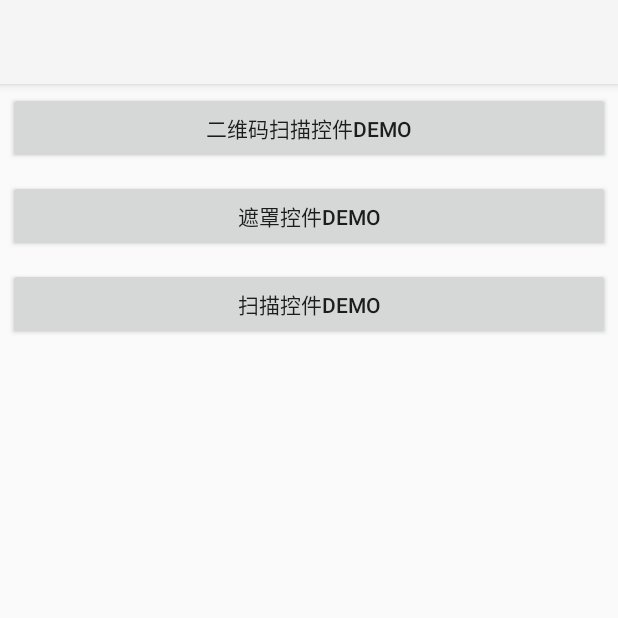
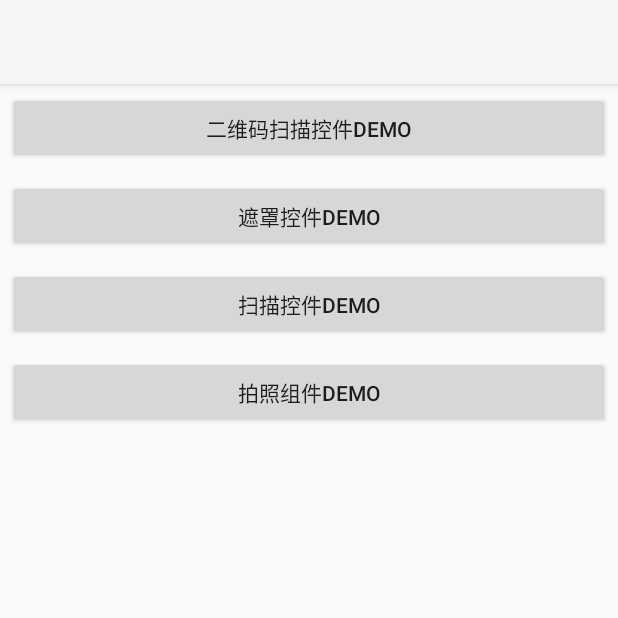
Before and after one commit to xuyanjiaoa/BaseDemo, an Android app: the screen it shows after launch (MainActivity), on a phone screen of 412 x 824 dp, the top half of it. Run offline under Robolectric (Android 15) with nearby library versions, the phone set to English and light mode, and no system bars.

Commit message:
新增CameraView使用Demo(待完善)

```diff
--- a/app/build.gradle
+++ b/app/build.gradle
@@ -35,6 +35,7 @@ dependencies {
     implementation 'androidx.constraintlayout:constraintlayout:2.0.4'
     implementation project(path: ':uilib')
     implementation project(path: ':baselib')
+    implementation project(path: ':cameralib')
     testImplementation 'junit:junit:4.+'
     androidTestImplementation 'androidx.test.ext:junit:1.1.2'
     androidTestImplementation 'androidx.test.espresso:espresso-core:3.3.0'
--- a/app/src/main/AndroidManifest.xml
+++ b/app/src/main/AndroidManifest.xml
@@ -1,6 +1,10 @@
 <?xml version="1.0" encoding="utf-8"?>
 <manifest xmlns:android="http://schemas.android.com/apk/res/android"
     package="com.emp.yjy.basedemo">
+
+    <uses-permission android:name="android.permission.CAMERA" />
+    <uses-feature android:name="android.hardware.camera.autofocus" />
+    <uses-feature android:name ="android.hardware.camera" />
 
     <application
         android:allowBackup="true"
@@ -19,6 +23,7 @@
         <activity android:name=".ScanBarViewDemoActivity" />
         <activity android:name=".CameraLensViewDemoActivity" />
         <activity android:name=".ScanViewDemoActivity" />
+        <activity android:name=".CameraViewDemoActivity" />
     </application>
 
 </manifest>
--- a/app/src/main/java/com/emp/yjy/basedemo/MainActivity.java
+++ b/app/src/main/java/com/emp/yjy/basedemo/MainActivity.java
@@ -16,6 +16,7 @@ public class MainActivity extends BaseActivity implements View.OnClickListener {
     private Button mBtnScanViewDemo;
     private Button mBtnCameraLensView;
     private Button mBtnScanView;
+    private Button mBtnCameraView;
 
     @Override
     protected void initData() {
@@ -27,6 +28,7 @@ public class MainActivity extends BaseActivity implements View.OnClickListener {
         mBtnScanViewDemo = findViewById(R.id.btn_scan_bar_view_demo);
         mBtnCameraLensView = findViewById(R.id.btn_camera_lens_view);
         mBtnScanView = findViewById(R.id.btn_scan_view);
+        mBtnCameraView = findViewById(R.id.btn_camera_view);
     }
 
     @Override
@@ -40,6 +42,7 @@ public class MainActivity extends BaseActivity implements View.OnClickListener {
         mBtnScanViewDemo.setOnClickListener(this::onClick);
         mBtnCameraLensView.setOnClickListener(this::onClick);
         mBtnScanView.setOnClickListener(this::onClick);
+        mBtnCameraView.setOnClickListener(this::onClick);
 
     }
 
@@ -55,7 +58,10 @@ public class MainActivity extends BaseActivity implements View.OnClickListener {
                 break;
             case R.id.btn_scan_view:
                 jumpToActivity(ScanViewDemoActivity.class);
-
+                break;
+            case R.id.btn_camera_view:
+                jumpToActivity(CameraViewDemoActivity.class);
+                break;
             default:
                 break;
         }
--- a/app/src/main/res/layout/activity_main.xml
+++ b/app/src/main/res/layout/activity_main.xml
@@ -31,6 +31,12 @@
            android:layout_width="match_parent"
            android:layout_margin="5dp"
            android:layout_height="wrap_content" />
+       <Button
+           android:text="拍照组件Demo"
+           android:id="@+id/btn_camera_view"
+           android:layout_width="match_parent"
+           android:layout_margin="5dp"
+           android:layout_height="wrap_content" />
 
 
 
```
Also changed, not shown: app/src/main/java/com/emp/yjy/basedemo/CameraViewDemoActivity.java (added, +58 -0 lines), app/src/main/res/layout/activity_camera_view_demo.xml (added, +20 -0 lines).
